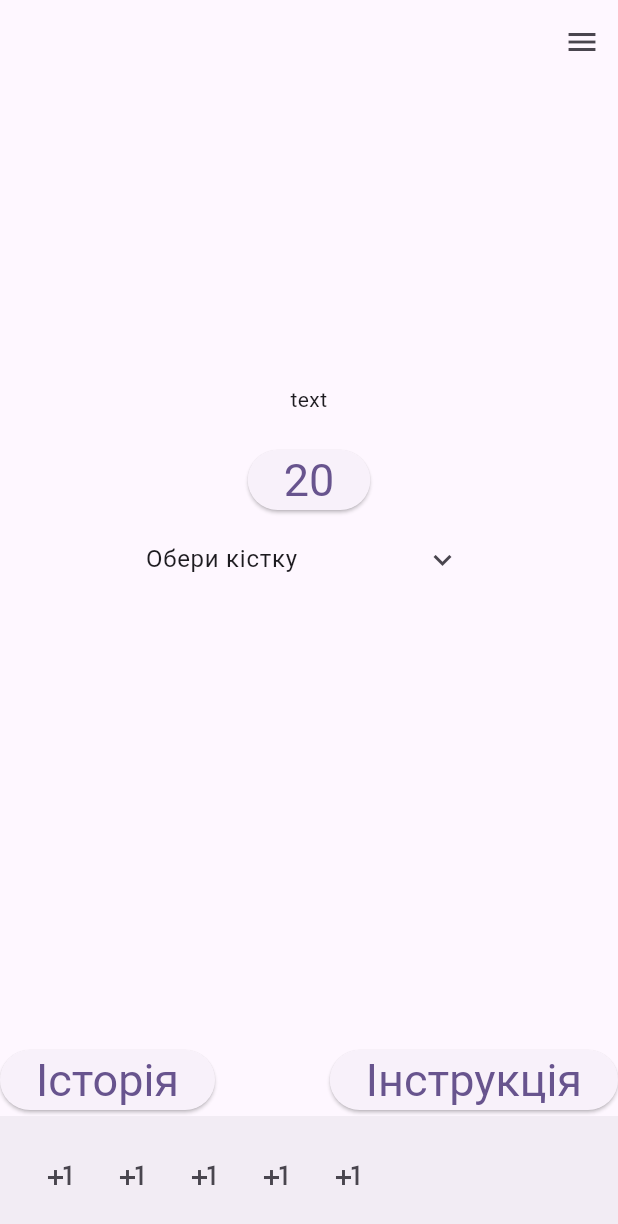
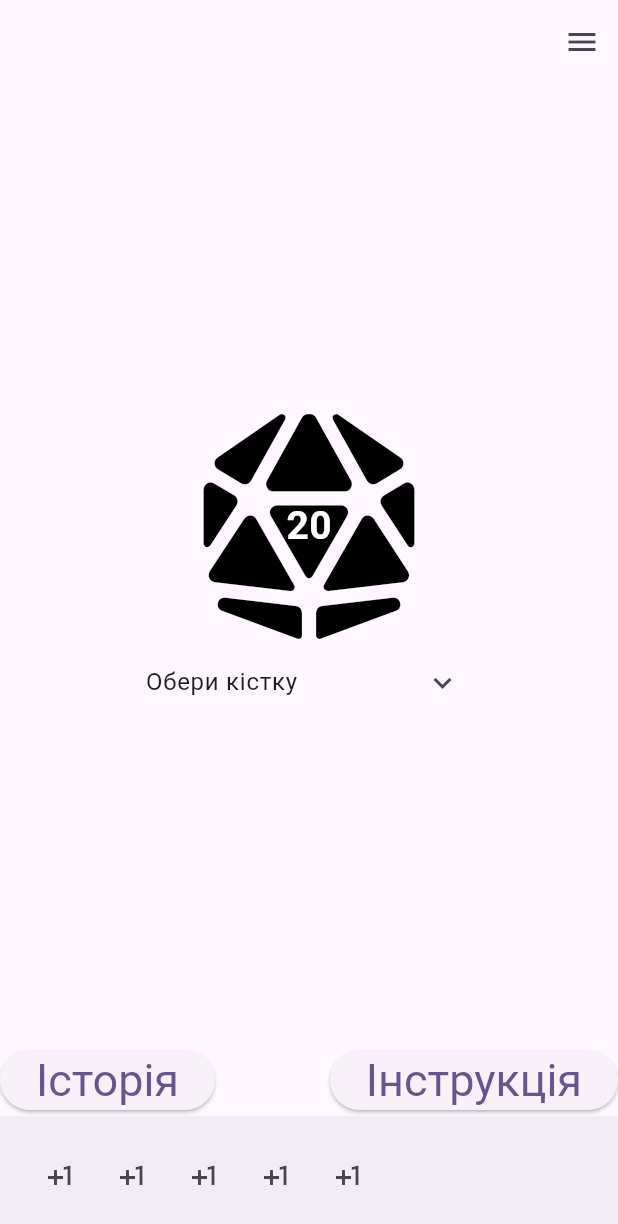
Before and after one commit to GewioO/cavalry_tables, a Flutter app: the screen it shows after launch, on a phone screen of 412 x 824 dp. Shown: the top 1224 px of the screen. Run offline on Flutter 3.47's test engine with Material 3 defaults, Android fonts, the light colour scheme and no system bars; our stand-ins replace font_awesome_flutter.

Commit message:
Change preset page element position. Add dice animation

```diff
--- a/lib/fragmentWigets/bottomBar/bottomBarLogic.dart
+++ b/lib/fragmentWigets/bottomBar/bottomBarLogic.dart
@@ -2,7 +2,7 @@ import 'package:flutter/material.dart';
 import 'package:cavalry_table/pages/pagesNavigator.dart';
 
 
-void startFirstButtonSequence(BuildContext context, Widget page, PagesNavigator navigatorObj)
+void startTransitionButtonSequence(BuildContext context, Widget page, PagesNavigator navigatorObj)
 {
   navigatorObj.changePage(context, page);
 }
--- a/lib/fragmentWigets/bottomBar/bottomBarWidget.dart
+++ b/lib/fragmentWigets/bottomBar/bottomBarWidget.dart
@@ -1,8 +1,9 @@
 import 'package:flutter/material.dart';
 import '../../baseWigets/commonRoundButton.dart';
 import 'package:cavalry_table/fragmentWigets/bottomBar/bottomBarLogic.dart';
-import 'package:cavalry_table/pages/presetSequencePage.dart';
+import 'package:cavalry_table/pages/presetSequencePage/presetSequencePage.dart';
 import 'package:cavalry_table/pages/pagesNavigator.dart';
+import 'package:cavalry_table/utils/common_constants.dart';
 
 class BottomBar extends StatefulWidget {
   final PagesNavigator navigatorObj;
@@ -18,21 +19,36 @@ class _BottomBarState extends State<BottomBar> {
   @override
   void initState() {
     super.initState();
-    presetSequencePage = PresetSequencePage(navigatorObj: widget.navigatorObj);
+    presetSequencePage = PresetSequencePage(navigatorObj: widget.navigatorObj, tableType: [GeneratorTypes.DEFAULT],);
+
   }
 
   @override
   Widget build(BuildContext context) {
     final ButtonStyle style = ElevatedButton.styleFrom(textStyle: const TextStyle(fontSize: 20));
 
+    void _startButtonSequence(Widget pageWithType)
+    {
+      startTransitionButtonSequence(context, pageWithType, widget.navigatorObj);
+    }
+
     return Center(
       child: Row(
         children: <Widget>[
           CommonRoundButton(
             buttonText: "4",
-            onPressedCallback: () => startFirstButtonSequence(context, presetSequencePage, widget.navigatorObj),
+            onPressedCallback: () {
+              presetSequencePage.tableType = [GeneratorTypes.CHARACTER_WITH_EQUIP];
+              _startButtonSequence(presetSequencePage);
+            }
           ),
-          CommonRoundButton(buttonText: "1", onPressedCallback: () {},),
+          CommonRoundButton(
+            buttonText: "1",
+            onPressedCallback: () {
+              presetSequencePage.tableType = [GeneratorTypes.CHARACTER_WITH_EQUIP, GeneratorTypes.KATAFRACT];
+              _startButtonSequence(presetSequencePage);
+            },
+          ),
           CommonRoundButton(buttonText: "1", onPressedCallback: () {},),
           CommonRoundButton(buttonText: "1", onPressedCallback: () {},),
           CommonRoundButton(buttonText: "1", onPressedCallback: () {},),
--- a/lib/fragmentWigets/diceButton/diceButtonLogic.dart
+++ b/lib/fragmentWigets/diceButton/diceButtonLogic.dart
@@ -12,7 +12,6 @@ void handleDiceButtonPressed({
 }) {
   List<dynamic> result;
   String buttonText;
-
   if (tempSelectedTable != null && tempSelectedTable.isNotEmpty && !thrownModeSingleDice) {
     result = tablesHandler.getResult(tempSelectedTable);
 
--- a/lib/fragmentWigets/diceButton/diceButtonWidget.dart
+++ b/lib/fragmentWigets/diceButton/diceButtonWidget.dart
@@ -1,24 +1,102 @@
 import 'package:flutter/material.dart';
+import 'dart:math';
+import 'package:font_awesome_flutter/font_awesome_flutter.dart';
+
 
 class DiceButton extends StatefulWidget {
   final String buttonText;
   final VoidCallback onPressedCallback;
-  const DiceButton({Key? key, required this.buttonText, required this.onPressedCallback,}) : super(key: key);
+
+  const DiceButton({
+    Key? key,
+    required this.buttonText,
+    required this.onPressedCallback,
+  }) : super(key: key);
 
   @override
   State<DiceButton> createState() => _DiceButtonState();
 }
 
-class _DiceButtonState extends State<DiceButton> {
+class _DiceButtonState extends State<DiceButton> with SingleTickerProviderStateMixin {
+  late AnimationController _controller;
+  late Animation<double> _offsetYAnimation;
+  late Animation<double> _rotationAnimation;
+
+  @override
+  void initState() {
+    super.initState();
+
+    _controller = AnimationController(
+      duration: const Duration(milliseconds: 1000),
+      vsync: this,
+    );
+
+    // Ключовий tween для "стрибка" з затуханням (кілька відскоків)
+    _offsetYAnimation = TweenSequence<double>([
+      TweenSequenceItem(tween: Tween<double>(begin: 0.0, end: -80.0).chain(CurveTween(curve: Curves.easeOut)), weight: 20),
+      TweenSequenceItem(tween: Tween<double>(begin: -80.0, end: 20.0).chain(CurveTween(curve: Curves.easeIn)), weight: 15),
+      TweenSequenceItem(tween: Tween<double>(begin: 20.0, end: -10.0).chain(CurveTween(curve: Curves.easeOut)), weight: 10),
+      TweenSequenceItem(tween: Tween<double>(begin: -10.0, end: 5.0).chain(CurveTween(curve: Curves.easeIn)), weight: 5),
+      TweenSequenceItem(tween: Tween<double>(begin: 5.0, end: 0.0).chain(CurveTween(curve: Curves.easeOut)), weight: 5),
+    ]).animate(_controller);
+
+    _rotationAnimation = Tween<double>(
+      begin: 0,
+      end: 2 * pi,
+    ).animate(CurvedAnimation(parent: _controller, curve: Curves.linear));
+  }
+
+  void _playAnimation() {
+    _controller.forward(from: 0);
+    widget.onPressedCallback();
+  }
+
+  @override
+  void dispose() {
+    _controller.dispose();
+    super.dispose();
+  }
+
+  Widget _buildDiceFace() {
+  return Stack(
+    alignment: Alignment.center,
+    children: [
+      const FaIcon(
+        FontAwesomeIcons.diceD20,
+        size: 150,
+        color: Colors.black, // сам дайс чорного кольору
+      ),
+      Text(
+        widget.buttonText,
+        style: const TextStyle(
+          fontSize: 26,
+          color: Colors.white,
+          fontWeight: FontWeight.bold,
+        ),
+      ),
+    ],
+  );
+}
+
+
   @override
   Widget build(BuildContext context) {
-    final ButtonStyle style = ElevatedButton.styleFrom(textStyle: const TextStyle(fontSize: 30));
-    return Center(
-      child: Container(
-        alignment: Alignment.center,
-        child: ElevatedButton(style: style, onPressed: widget.onPressedCallback, child: Text(widget.buttonText),),
-
+    return AnimatedBuilder(
+  animation: _controller,
+  builder: (context, child) {
+    return Transform.translate(
+      offset: Offset(0, _offsetYAnimation.value),
+      child: Transform.rotate(
+        angle: _rotationAnimation.value,
+        child: GestureDetector(
+          onTap: _playAnimation,
+          child: child,
+        ),
       ),
     );
+  },
+  child: _buildDiceFace(),
+)
+;
   }
 }
--- a/lib/pages/homePage.dart
+++ b/lib/pages/homePage.dart
@@ -9,6 +9,7 @@ import 'package:cavalry_table/fragmentWigets/diceButton/diceButtonLogic.dart';
 import 'package:cavalry_table/fragmentWigets/historyButton/historyButtonWidget.dart';
 import 'package:cavalry_table/fragmentWigets/InstructionButton/InstructionButtonWidget.dart';
 import 'package:cavalry_table/pages/pagesNavigator.dart';
+import 'package:cavalry_table/utils/common_constants.dart';
 
 class HomePage extends StatefulWidget {
   const HomePage({super.key});
@@ -153,7 +154,6 @@ class HomePageContent extends StatefulWidget {
 }
 
 class _HomePageContentState extends State<HomePageContent> {
-  static const int defaultRollValue = 20;
   int lastRoll = defaultRollValue;
   bool _expandedDicesList = false;
   int _diceType = defaultRollValue;
@@ -217,7 +217,7 @@ class _HomePageContentState extends State<HomePageContent> {
                   alignment: Alignment.topCenter,
                   child: (!_thrownModeSingleDice && _thrownResult != null && _thrownResult.length > 1) ?
                     Text(_thrownResult[1], textAlign: TextAlign.center,) :
-                    Text('text', textAlign: TextAlign.center,),
+                    Container(),
                 ),
                 SizedBox(height: 20),
                 _expandedDicesList?
@@ -235,7 +235,7 @@ class _HomePageContentState extends State<HomePageContent> {
                           _diceButtonText = buttonText;
                           lastRoll = int.tryParse(result.first.toString()) ?? lastRoll;
                         });
-                      },
+                      }
                     );
                   },
                   buttonText: _diceButtonText,
--- /dev/null
+++ b/lib/utils/common_constants.dart
@@ -0,0 +1,9 @@
+enum GeneratorTypes
+{
+  DEFAULT,
+  ONLY_CHARACTER,
+  CHARACTER_WITH_EQUIP,
+  KATAFRACT,
+}
+
+const int defaultRollValue = 20;
--- a/pubspec.yaml
+++ b/pubspec.yaml
@@ -17,6 +17,7 @@ dependencies:
   flutter:
     sdk: flutter
   cupertino_icons: ^1.0.8
+  font_awesome_flutter: ^10.6.0
 
 dev_dependencies:
   flutter_test:
```
Also changed, not shown: lib/pages/presetSequencePage/presetSequencePage.dart (renamed from lib/pages/presetSequencePage.dart, +15 -6 lines), lib/sequencesManager/secuencesManager.dart (deleted, +0 -14 lines), lib/pages/presetSequencePage/sequencesManager.dart (added), pubspec.lock.
